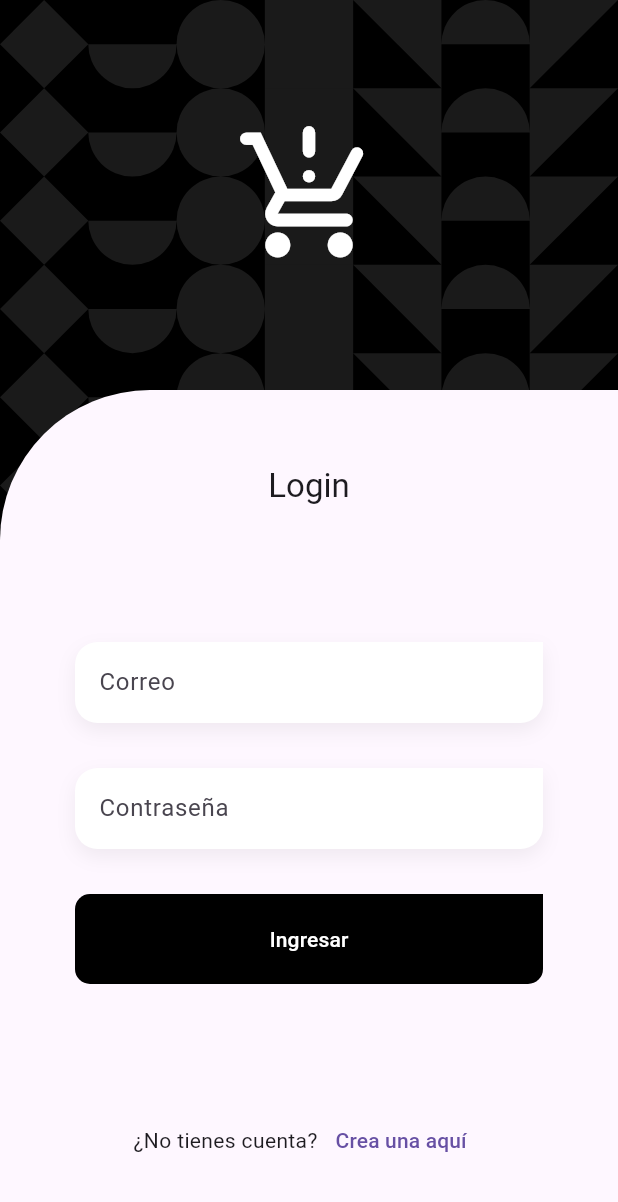
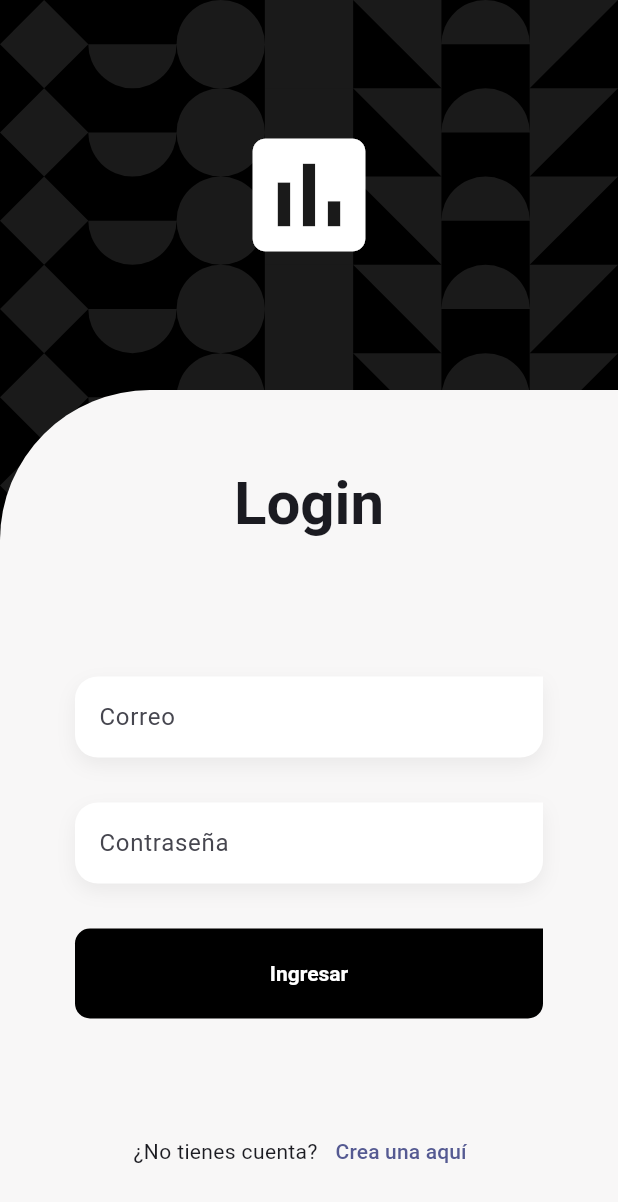
Before and after one commit to eliasDniel/APP_ENCUESTAS, a Flutter app: the LoginScreen screen opened directly, on a phone screen of 412 x 824 dp. Shown: the top 1202 px of the screen. Run offline on Flutter 3.47's test engine with Material 3 defaults, Android fonts, the phone set to English and light mode, and no system bars; our stand-ins replace flutter_dotenv, flutter_riverpod, go_router, google_fonts.

Commit message:
feat(frontend): implementar pantallas de login y registro con diseño

```diff
--- /dev/null
+++ b/frontend_encuestas/lib/config/config.dart
@@ -0,0 +1,6 @@
+
+
+
+export 'constants/environment.dart';
+export 'routes/app_router.dart';
+export 'theme/app_theme.dart';
--- /dev/null
+++ b/frontend_encuestas/lib/config/routes/app_router.dart
@@ -0,0 +1,22 @@
+import 'package:go_router/go_router.dart';
+import '../../features/auth/presentation/screens/screens.dart';
+
+final appRouter = GoRouter(
+  initialLocation: '/login',
+  routes: [
+    ///* Auth Routes
+    GoRoute(path: '/login', builder: (context, state) => const LoginScreen()),
+    GoRoute(
+      path: '/register',
+      builder: (context, state) => const RegisterScreen(),
+    ),
+
+    // ///* Product Routes
+    // GoRoute(
+    //   path: '/',
+    //   builder: (context, state) => const ProductsScreen(),
+    // ),
+  ],
+
+  ///! TODO: Bloquear si no se está autenticado de alguna manera
+);
--- /dev/null
+++ b/frontend_encuestas/lib/config/theme/app_theme.dart
@@ -0,0 +1,50 @@
+
+
+
+import 'package:flutter/material.dart';
+import 'package:google_fonts/google_fonts.dart';
+
+
+const colorSeed = Color(0xff424CB8);
+const scaffoldBackgroundColor = Color(0xFFF8F7F7);
+
+class AppTheme {
+
+  ThemeData getTheme() => ThemeData(
+    ///* General
+    useMaterial3: true,
+    colorSchemeSeed: colorSeed,
+
+    ///* Texts
+    textTheme: TextTheme(
+      titleLarge: GoogleFonts.montserratAlternates()
+        .copyWith( fontSize: 40, fontWeight: FontWeight.bold ),
+      titleMedium: GoogleFonts.montserratAlternates()
+        .copyWith( fontSize: 30, fontWeight: FontWeight.bold ),
+      titleSmall: GoogleFonts.montserratAlternates()
+        .copyWith( fontSize: 20 )
+    ),
+
+    ///* Scaffold Background Color
+    scaffoldBackgroundColor: scaffoldBackgroundColor,
+
+
+    ///* Buttons
+    filledButtonTheme: FilledButtonThemeData(
+      style: ButtonStyle(
+        textStyle: MaterialStatePropertyAll(
+          GoogleFonts.montserratAlternates()
+            .copyWith(fontWeight: FontWeight.w700)
+          )
+      )
+    ),
+
+    ///* AppBar
+    appBarTheme: AppBarTheme(
+      color: scaffoldBackgroundColor,
+      titleTextStyle: GoogleFonts.montserratAlternates()
+        .copyWith( fontSize: 25, fontWeight: FontWeight.bold, color: Colors.black ),
+    )
+  );
+
+}
--- a/frontend_encuestas/lib/features/auth/presentation/screens/login_screen.dart
+++ b/frontend_encuestas/lib/features/auth/presentation/screens/login_screen.dart
@@ -0,0 +1,116 @@
+import 'package:flutter/material.dart';
+import 'package:flutter_riverpod/flutter_riverpod.dart';
+import 'package:go_router/go_router.dart';
+import '../../../shared/shared.dart';
+
+class LoginScreen extends StatelessWidget {
+  const LoginScreen({super.key});
+
+  @override
+  Widget build(BuildContext context) {
+    final size = MediaQuery.of(context).size;
+    final scaffoldBackgroundColor = Theme.of(context).scaffoldBackgroundColor;
+
+    return GestureDetector(
+      onTap: () => FocusManager.instance.primaryFocus?.unfocus(),
+      child: Scaffold(
+        body: GeometricalBackground(
+          child: SingleChildScrollView(
+            physics: const ClampingScrollPhysics(),
+            child: Column(
+              crossAxisAlignment: CrossAxisAlignment.center,
+              children: [
+                const SizedBox(height: 80),
+                // Icon Banner
+                const Icon(
+                  Icons.poll,
+                  color: Colors.white,
+                  size: 100,
+                ),
+                const SizedBox(height: 80),
+
+                Container(
+                  height:
+                      size.height - 260, // 80 los dos sizebox y 100 el ícono
+                  width: double.infinity,
+                  decoration: BoxDecoration(
+                    color: scaffoldBackgroundColor,
+                    borderRadius: const BorderRadius.only(
+                      topLeft: Radius.circular(100),
+                    ),
+                  ),
+                  child: const _LoginForm(),
+                ),
+              ],
+            ),
+          ),
+        ),
+      ),
+    );
+  }
+}
+
+class _LoginForm extends ConsumerWidget {
+  const _LoginForm();
+
+  void showSnackbar(BuildContext context, String message) {
+    ScaffoldMessenger.of(context).hideCurrentSnackBar();
+    ScaffoldMessenger.of(
+      context,
+    ).showSnackBar(SnackBar(content: Text(message)));
+  }
+
+  @override
+  Widget build(BuildContext context, WidgetRef ref) {
+    // final loginFormState = ref.watch(loginFormProvider);
+
+    final textStyles = Theme.of(context).textTheme;
+
+    return Padding(
+      padding: const EdgeInsets.symmetric(horizontal: 50),
+      child: Column(
+        children: [
+          const SizedBox(height: 50),
+          Text('Login', style: textStyles.titleLarge),
+          const SizedBox(height: 90),
+
+          CustomTextFormField(
+            label: 'Correo',
+            keyboardType: TextInputType.emailAddress,
+            onChanged: (p0) {},
+          ),
+          const SizedBox(height: 30),
+
+          CustomTextFormField(label: 'Contraseña', obscureText: true),
+
+          const SizedBox(height: 30),
+
+          SizedBox(
+            width: double.infinity,
+            height: 60,
+            child: CustomFilledButton(
+              text: 'Ingresar',
+              buttonColor: Colors.black,
+              onPressed: () {},
+            ),
+          ),
+
+          const Spacer(flex: 2),
+
+          Row(
+            mainAxisAlignment: MainAxisAlignment.center,
+            children: [
+              const Text('¿No tienes cuenta?'),
+              TextButton(
+                onPressed: () => context.push('/register'),
+                child: const Text('Crea una aquí'),
+              ),
+            ],
+          ),
+
+          const Spacer(flex: 1),
+        ],
+      ),
+    );
+  }
+}
--- /dev/null
+++ b/frontend_encuestas/lib/features/auth/presentation/screens/screens.dart
@@ -0,0 +1,4 @@
+
+
+export 'login_screen.dart';
+export 'register_screen.dart';
--- a/frontend_encuestas/lib/features/shared/widgets/widgets.dart
+++ b/frontend_encuestas/lib/features/shared/widgets/widgets.dart
@@ -4,3 +4,4 @@
 export 'geometrical_background.dart';
 export 'custom_field_button.dart';
 export 'custom_text_form_field.dart';
+export 'side_menu.dart';
--- a/frontend_encuestas/pubspec.yaml
+++ b/frontend_encuestas/pubspec.yaml
@@ -23,3 +23,6 @@ dev_dependencies:
 
 flutter:
   uses-material-design: true
+
+  assets:
+    - .env
```
Also changed, not shown: frontend_encuestas/lib/features/auth/presentation/screens/register_screen.dart (+59 -31 lines), frontend_encuestas/lib/features/shared/widgets/side_menu.dart (added, +87 -0 lines), frontend_encuestas/lib/main.dart (+11 -8 lines).
